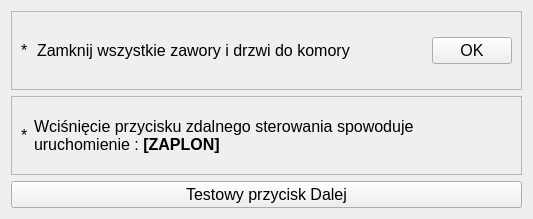
Above: app/nowytest_6.ui from wiacekmarcin/StanowiskoChemiczne before the change. Below: the same form after it.
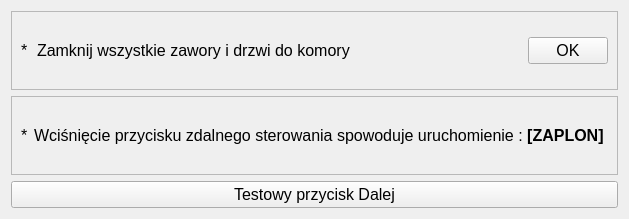
That is the form after the change. Custom widgets are drawn as their Qt base class.

```diff
--- a/app/nowytest_6.ui
+++ b/app/nowytest_6.ui
@@ -6,8 +6,8 @@
    <rect>
     <x>0</x>
     <y>0</y>
-    <width>533</width>
-    <height>157</height>
+    <width>629</width>
+    <height>159</height>
    </rect>
   </property>
   <property name="font">
```
